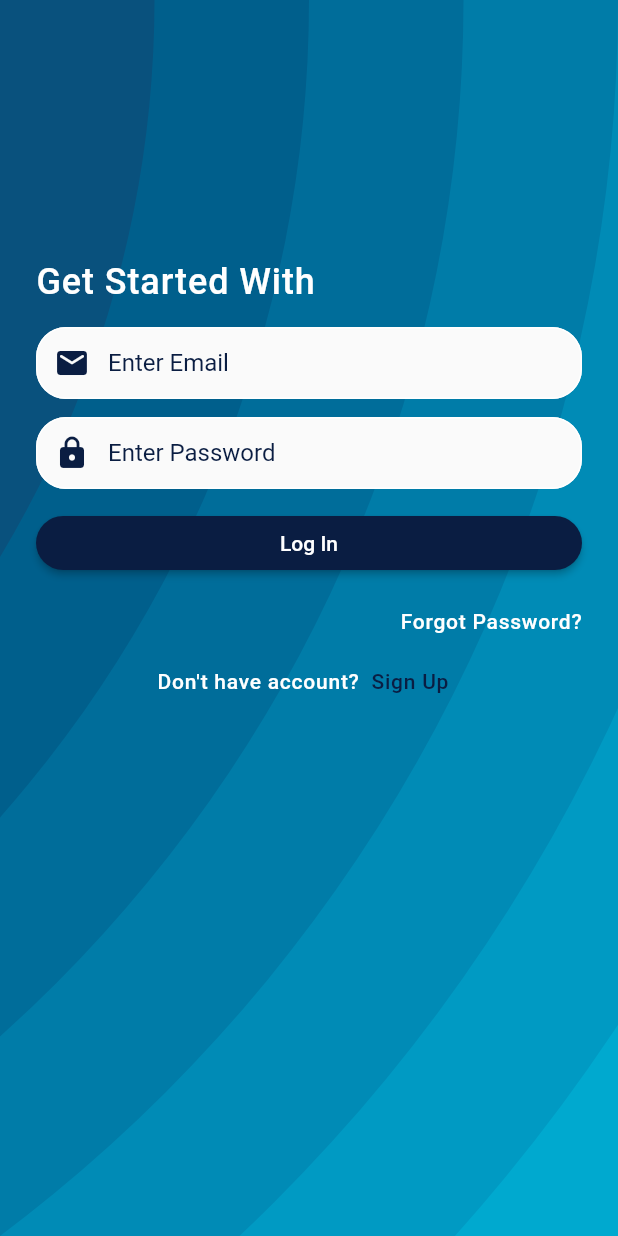
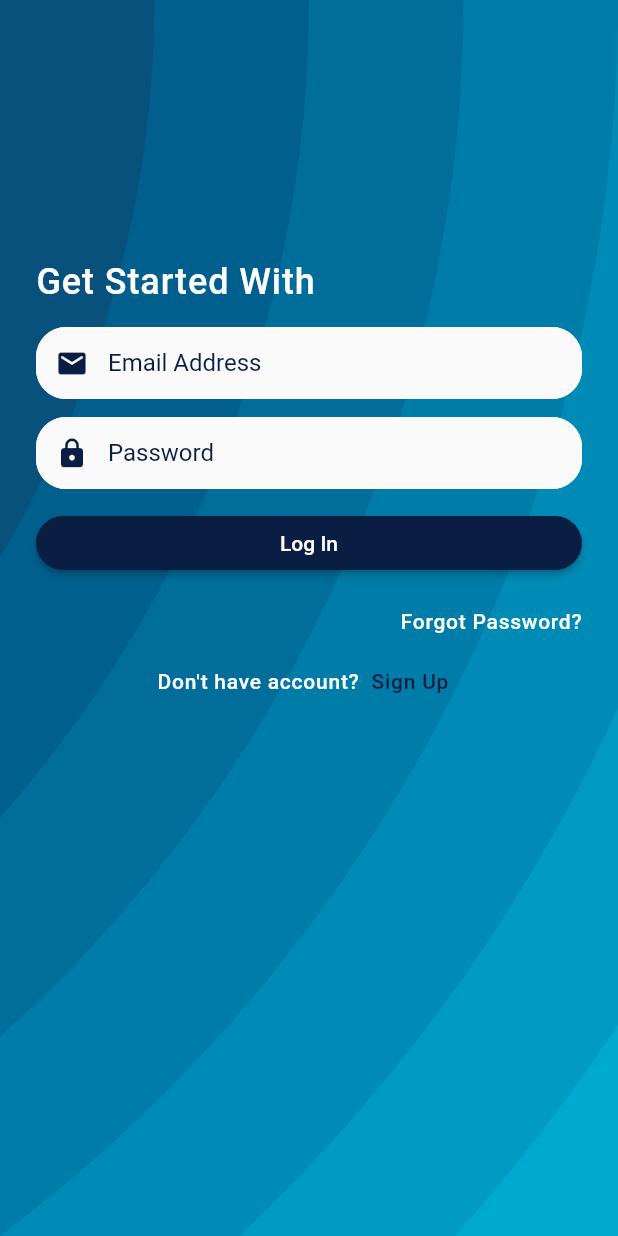
Before and after one commit to muj-i/progress_pal, a Flutter app: the screen it shows after launch, on a phone screen of 412 x 824 dp. Run offline on Flutter 3.47's test engine with Material 2 defaults, Android fonts, the light colour scheme and no system bars; our stand-ins replace flutter_svg, font_awesome_flutter, google_nav_bar, image_picker, pin_code_fields.

Commit message:
log in added

```diff
--- a/analysis_options.yaml
+++ b/analysis_options.yaml
@@ -7,7 +7,7 @@
 
 # The following line activates a set of recommended lints for Flutter apps,
 # packages, and plugins designed to encourage good coding practices.
-include: package:flutter_lints/flutter.yaml
+# include: package:flutter_lints/flutter.yaml
 
 linter:
   # The lint rules applied to this project can be customized in the
--- a/lib/app.dart
+++ b/lib/app.dart
@@ -38,17 +38,18 @@ class ProgressPalApp extends StatelessWidget {
           ),
           errorBorder: OutlineInputBorder(
               borderRadius: BorderRadius.circular(20.0),
-              borderSide: const BorderSide(color: Colors.black),
+              borderSide: const BorderSide(color: Color.fromARGB(255, 255, 0, 0)),
               // Customize the error border color
             ),
             focusedErrorBorder: OutlineInputBorder(
 
               borderRadius: BorderRadius.circular(20.0),
+
               borderSide: const BorderSide(
-                style: BorderStyle.none,
+               color: Color.fromARGB(255, 255, 0, 0)
                 ),
             ),
-            errorStyle: TextStyle(color: Colors.black)
+            errorStyle: TextStyle(color: Color.fromARGB(255, 255, 0, 0))
         ),
         textTheme: const TextTheme(
           titleLarge: TextStyle(
--- a/lib/data/model/network_responce.dart
+++ /dev/null
@@ -1,6 +0,0 @@
-class NetworkResponce {
-  final int statusCode;
-  final bool isSuccess;
-  final Map<String, dynamic>? body;
-  const NetworkResponce(this.isSuccess, this.statusCode, this.body, );
-}
--- /dev/null
+++ b/lib/data/model/network_response.dart
@@ -0,0 +1,6 @@
+class NetworkResponse {
+  final int statusCode;
+  final bool isSuccess;
+  final Map<String, dynamic>? body;
+  const NetworkResponse(this.isSuccess, this.statusCode, this.body, );
+}
--- a/lib/data/utils/urls.dart
+++ b/lib/data/utils/urls.dart
@@ -3,4 +3,5 @@ class Urls {
 
   static const String _baseUrl = "https://task.teamrabbil.com/api/v1";
   static String registration = "$_baseUrl/registration";
+  static String login = "$_baseUrl/login";
 }
--- a/lib/ui/pages/add_new_task_page.dart
+++ b/lib/ui/pages/add_new_task_page.dart
@@ -14,7 +14,7 @@ class AddNewTaskPage extends StatelessWidget {
             onPressed: () {
               Navigator.pop(context);
             },
-            icon:  Text("Back", )),
+            icon:  Text("Back", style: myTextStyle,)),
       ),
       body: ScreenBackground(
           child: SingleChildScrollView(
--- a/lib/ui/pages/auth/login_page.dart
+++ b/lib/ui/pages/auth/login_page.dart
@@ -1,9 +1,15 @@
 import 'package:flutter/material.dart';
+import 'package:progress_pal/data/model/network_response.dart';
+import 'package:progress_pal/data/services/network_caller.dart';
+import 'package:progress_pal/data/utils/urls.dart';
 import 'package:progress_pal/ui/pages/auth/email_verify_page.dart';
 import 'package:progress_pal/ui/pages/auth/signup_page.dart';
 import 'package:progress_pal/ui/pages/bottom_nav_base_page.dart';
 import 'package:progress_pal/ui/widgets/constraints.dart';
 import 'package:progress_pal/ui/widgets/sceen_background.dart';
+
+//  todo: mod 12 class 2 -> 27.37 minutes
+
 
 class LoginPage extends StatefulWidget {
   const LoginPage({super.key});
@@ -13,6 +19,45 @@ class LoginPage extends StatefulWidget {
 }
 
 class _LoginPageState extends State<LoginPage> {
+  final GlobalKey<FormState> _formKey = GlobalKey<FormState>();
+
+  final TextEditingController _emailController = TextEditingController();
+  final TextEditingController _passeordController = TextEditingController();
+
+bool _logInProgress = false;
+  Future<void> logIn() async {
+     _logInProgress = true;
+    if (mounted){
+      setState(() {
+
+      });
+    }
+
+    Map<String, dynamic> requestBody = {
+      "email": _emailController.text.trim(),
+      "password": _passeordController.text
+    };
+    final NetworkResponse response =
+        await NetworkCaller().postRequest(Urls.login, requestBody);
+ _logInProgress = false;
+    if (mounted){
+      setState(() {
+
+      });
+    }
+    if (response.isSuccess) {
+      Navigator.pushAndRemoveUntil(
+          context,
+          MaterialPageRoute(builder: (context) => BottomNavBasePage()),
+          (route) => false);
+    } else {
+      if (mounted) {
+        ScaffoldMessenger.of(context).showSnackBar(const SnackBar(
+            content: Text('Incorrect email address or password')));
+      }
+    }
+  }
+
   @override
   Widget build(BuildContext context) {
     return Scaffold(
@@ -20,6 +65,8 @@ class _LoginPageState extends State<LoginPage> {
           child: SingleChildScrollView(
         child: Padding(
           padding: const EdgeInsets.all(24.0),
+          child: Form(
+            key: _formKey,
             child: Column(
               mainAxisAlignment: MainAxisAlignment.center,
               crossAxisAlignment: CrossAxisAlignment.start,
@@ -34,37 +81,63 @@ class _LoginPageState extends State<LoginPage> {
                 const SizedBox(
                   height: 16,
                 ),
-              const TextField(
+                TextFormField(
+                  controller: _emailController,
                   keyboardType: TextInputType.emailAddress,
-                decoration: InputDecoration(
-                  hintText: 'Enter Email',
-                  prefixIcon: Icon(Icons.email_rounded),
+                  textInputAction: TextInputAction.next,
+                  decoration: const InputDecoration(
+                    hintText: 'Email Address',
+                    prefixIcon: Icon(
+                      Icons.email_rounded,
+                      size: 22,
                     ),
+                  ),
+                  validator: (String? value) {
+                    if (value?.isEmpty ?? true) {
+                      return "Enter your valid email address";
+                    }
+                    return null;
+                  },
                 ),
                 const SizedBox(
                   height: 12,
                 ),
-              const TextField(
-                keyboardType: TextInputType.emailAddress,
-                decoration: InputDecoration(
-                  hintText: 'Enter Password',
-                  prefixIcon: Icon(Icons.lock_rounded),
+                TextFormField(
+                  controller: _passeordController,
+                  keyboardType: TextInputType.text,
+                  textInputAction: TextInputAction.done,
+                  decoration: const InputDecoration(
+                    hintText: 'Password',
+                    prefixIcon: Icon(
+                      Icons.lock_rounded,
+                      size: 22,
                     ),
+                  ),
+                  validator: (String? value) {
+                    if ((value?.isEmpty ?? true) || value!.length <= 5) {
+                      return "Enter your password";
+                    }
+                    return null;
+                  },
                 ),
                 const SizedBox(
                   height: 12,
                 ),
                 SizedBox(
                   width: double.infinity,
+                  child: Visibility(
+                    visible: _logInProgress == false,
+                    replacement:
+                        const Center(child: CircularProgressIndicator()),
                     child: ElevatedButton(
                       onPressed: () {
-                    Navigator.pushAndRemoveUntil(
-                        context,
-                        MaterialPageRoute(
-                            builder: (context) => const BottomNavBasePage()),
-                        (route) => false);
+                        if (!_formKey.currentState!.validate()) {
+                          return;
+                        }
+                        logIn();
                       },
-                  child:  Text('Log In', style: myButtonTextColor),
+                      child: Text('Log In', style: myButtonTextColor),
+                    ),
                   ),
                 ),
                 const SizedBox(
@@ -98,6 +171,7 @@ class _LoginPageState extends State<LoginPage> {
               ],
             ),
           ),
+        ),
       )),
     );
   } //sign up option method
--- a/lib/ui/pages/new_task_page.dart
+++ b/lib/ui/pages/new_task_page.dart
@@ -52,7 +52,7 @@ class NewTaskPage extends StatelessWidget {
         ),
       ),
       floatingActionButton: FloatingActionButton(
-        backgroundColor: Color.fromRGBO(181,54,62, 1),
+        backgroundColor: myColor,
         onPressed: () {
           Navigator.push(
               context,
--- a/lib/ui/utils/assets_utils.dart
+++ b/lib/ui/utils/assets_utils.dart
@@ -1,6 +1,6 @@
 class AssetUtils {
   static const String _imagePath = 'assets/images';
 
-  static const String logoSVG = '$_imagePath/logo2.svg';
+  static const String logoSVG = '$_imagePath/logo3.svg';
   static const String backgroundSVG = '$_imagePath/rainbow-vortex1.svg';
 }
```
Also changed, not shown: lib/data/services/network_caller.dart (+9 -9 lines), lib/ui/pages/auth/signup_page.dart (+4 -11 lines), lib/ui/pages/update_profile_page.dart (+19 -10 lines), pubspec.yaml (+18 -0 lines), assets/images/background.svg (deleted), assets/images/logo.png (added), assets/images/logo.svg (deleted), assets/images/logo3.svg (renamed from assets/images/logo2.svg), assets/images/rainbow-vortex.svg (deleted), assets/images/sun-tornado.svg (deleted), pubspec.lock, 53 other files. Lines whose indentation alone changed are shown as unchanged.
